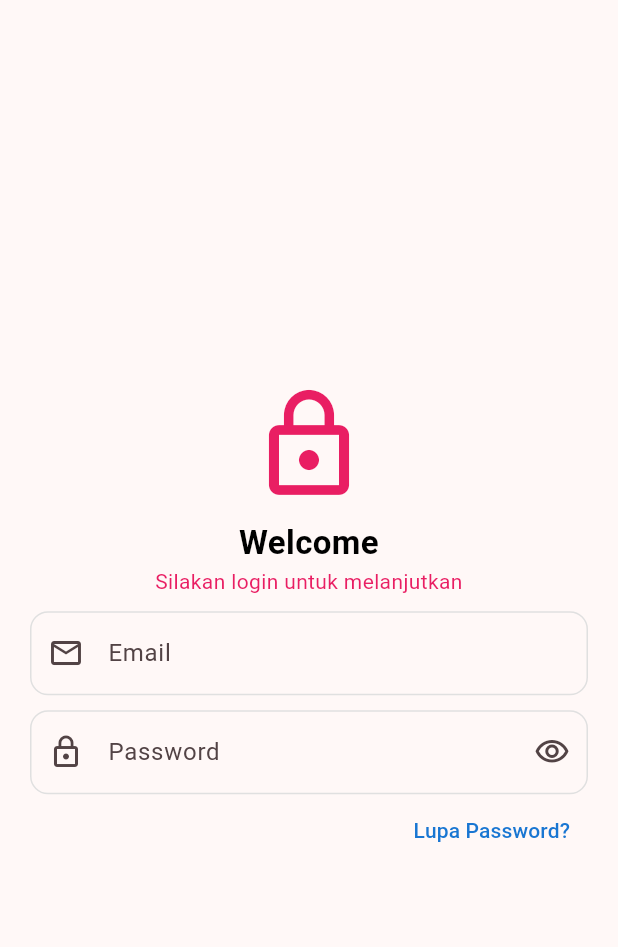
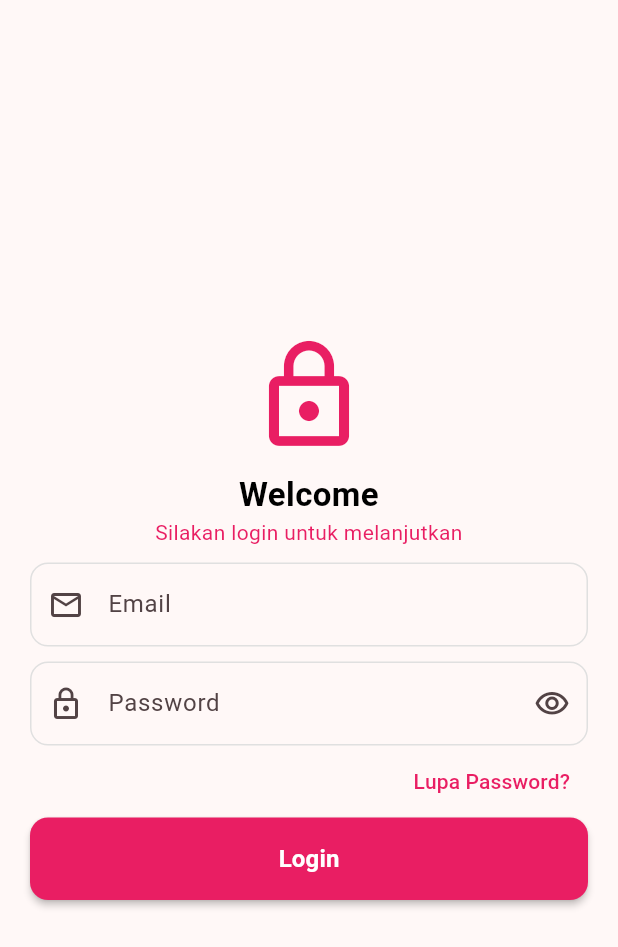
Before and after one commit to helenoktaa/KB1179-1123150205-uts, a Flutter app: the Login screen opened directly, on a phone screen of 412 x 824 dp. Shown: the top 947 px of the screen. Run offline on Flutter 3.47's test engine with Material 3 defaults, Android fonts, the light colour scheme and no system bars.

Commit message:
add button login

```diff
--- a/lib/screen/login.dart
+++ b/lib/screen/login.dart
@@ -84,10 +84,31 @@ class Login extends StatelessWidget {
                   onPressed: () {},
                   child: Text(
                     'Lupa Password?',
-                    style: TextStyle(color: Colors.blue[700], fontSize: 14),
+                    style: TextStyle(color: Colors.pink, fontSize: 14),
                   ),
                 ),
               ),
+
+              //button
+              ElevatedButton(
+                onPressed: () {},
+                style: ElevatedButton.styleFrom(
+                  backgroundColor: Colors.pink,
+                  foregroundColor: Colors.white,
+                  padding: const EdgeInsets.symmetric(vertical: 16),
+                  shape: RoundedRectangleBorder(
+                    borderRadius: BorderRadius.circular(12),
+                  ),
+                  elevation: 2,
+                ),
+                child: const Text(
+                  'Login',
+                  style: TextStyle(fontSize: 16, fontWeight: FontWeight.bold),
+                ),
+              ),
+              SizedBox(height: 10),
+
+
             ],
           ),
         ),
```
